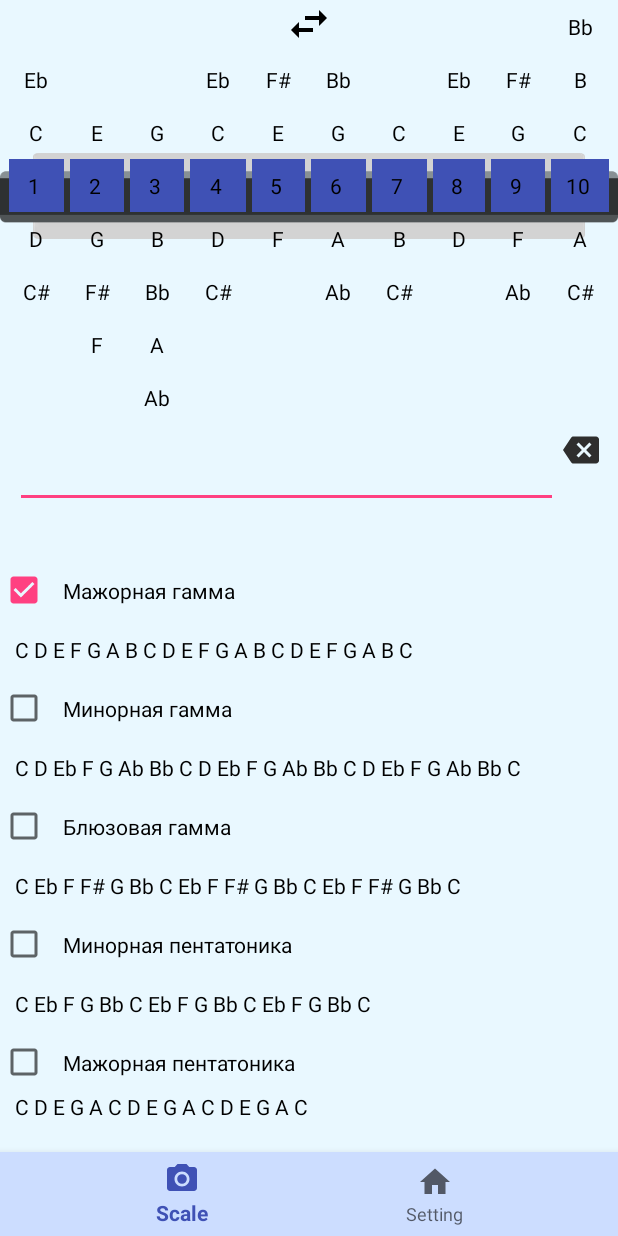
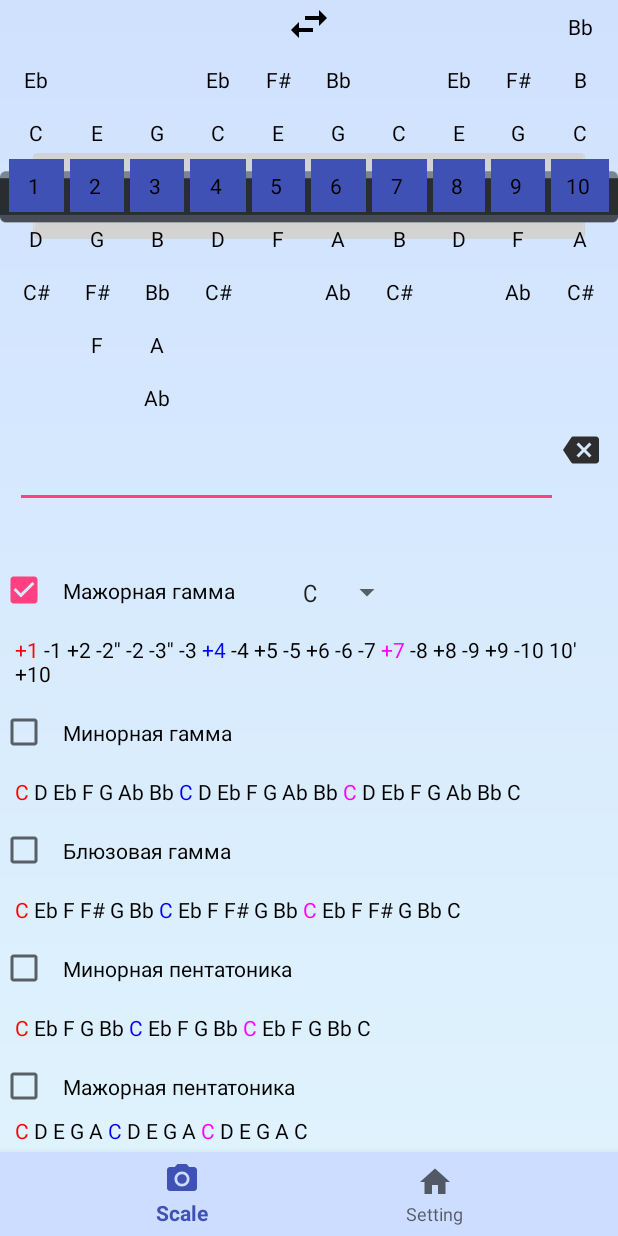
Before and after one commit to AndrianAD/kotlin_test, an Android app: the screen it shows after launch (SecondActivity), after a tap on "Мажорная гамма", on a phone screen of 412 x 824 dp. Run offline under Robolectric (Android 15) with nearby library versions, the phone set to English and light mode, and no system bars; our stand-ins replace navigation-ui; 6 statements that could not run were skipped.

Commit message:
adding scale2

```diff
--- a/app/src/main/java/com/example/kotlin_test/Data/Harp.kt
+++ b/app/src/main/java/com/example/kotlin_test/Data/Harp.kt
@@ -1,11 +1,6 @@
 package com.example.kotlin_test.Data
 
-import android.util.Log
 import android.widget.TextView
-import androidx.lifecycle.Lifecycle
-import androidx.lifecycle.LifecycleObserver
-import androidx.lifecycle.OnLifecycleEvent
-import androidx.lifecycle.ViewModel
 import com.example.kotlin_test.Util
 import com.example.kotlin_test.Util.COUNTRY
 import com.example.kotlin_test.Util.MINOR
@@ -13,7 +8,8 @@ import com.example.kotlin_test.Util.PADDY
 import com.example.kotlin_test.Util.RIHTER
 import java.util.*
 
-class Harp(var stroi: Int = RIHTER, var position: Int = 5) : ViewModel(), LifecycleObserver {
+
+class Harp(var stroi: Int = RIHTER, var position: Int = 5) {
 
     var keyOfHarp: String = ""
     var allnote = arrayListOf<Pair<String, String>>()
@@ -23,28 +19,6 @@ class Harp(var stroi: Int = RIHTER, var position: Int = 5) : ViewModel(), Lifecy
     init {
         allnote = makeAllNotes(stroi, position)
         keyOfHarp = allnote[0].first
-    }
-
-    //LIFECYCLE
-    //------------------------------------
-    @OnLifecycleEvent(Lifecycle.Event.ON_CREATE)
-    fun OnCreateEvent() {
-        Log.i(TAG, "ON_CREATE")
-    }
-
-    @OnLifecycleEvent(Lifecycle.Event.ON_START)
-    fun OnStartEvent() {
-        Log.i(TAG, "ON_START")
-    }
-
-    @OnLifecycleEvent(Lifecycle.Event.ON_STOP)
-    fun OnStopEvent() {
-        Log.i(TAG, "ON_STOP")
-    }
-
-    @OnLifecycleEvent(Lifecycle.Event.ON_PAUSE)
-    fun OnPauseEvent() {
-        Log.i(TAG, "ON_PAUSE")
     }
 
 
@@ -106,7 +80,7 @@ class Harp(var stroi: Int = RIHTER, var position: Int = 5) : ViewModel(), Lifecy
     }
 
 
-    private fun makeMinorNotes(tempList: ArrayList<Pair<String, String>>) : ArrayList<Pair<String, String>>{
+    private fun makeMinorNotes(tempList: ArrayList<Pair<String, String>>): ArrayList<Pair<String, String>> {
         tempList[3] = Pair(tempList[3].first, "+2")
         tempList[4] = Pair(tempList[4].first, "-2'''")
         tempList[8] = Pair(tempList[8].first, "-3''")
@@ -143,10 +117,4 @@ class Harp(var stroi: Int = RIHTER, var position: Int = 5) : ViewModel(), Lifecy
         return temp.split(" ").toMutableList()
     }
 
-    override fun onCleared() {
-        super.onCleared()
-        Log.i(TAG, "onCleared Метод сработал")
-
-    }
-
 }
--- a/app/src/main/java/com/example/kotlin_test/Fragments/ScaleFragment.kt
+++ b/app/src/main/java/com/example/kotlin_test/Fragments/ScaleFragment.kt
@@ -1,44 +1,93 @@
 package com.example.kotlin_test.Fragments
 
-
+import android.graphics.Color
 import android.os.Bundle
+import android.text.Spannable
+import android.text.SpannableStringBuilder
+import android.text.style.ForegroundColorSpan
 import android.view.LayoutInflater
 import android.view.View
 import android.view.ViewGroup
+import android.widget.AdapterView
+import android.widget.ArrayAdapter
 import android.widget.TextView
+import androidx.fragment.app.Fragment
 import com.example.kotlin_test.R
 import com.example.kotlin_test.SecondActivity.Companion.harp1
-import com.example.kotlin_test.SecondActivity.Companion.harp2
 import com.example.kotlin_test.Util
-import kotlinx.android.synthetic.main.fragment_scale.*
+import com.example.kotlin_test.Util.scaleNote
 import kotlinx.android.synthetic.main.fragment_scale.view.*
 
-class ScaleFragment : androidx.fragment.app.Fragment() {
+class ScaleFragment : Fragment() {
+
+    var selectedTonicaINT: Int = 0
+    var selectedTonicaString: String = ""
 
     override fun onCreateView(inflater: LayoutInflater, container: ViewGroup?,
                               savedInstanceState: Bundle?): View? {
-        var view: View = inflater.inflate(R.layout.fragment_scale, container, false)
+        val view: View = inflater.inflate(R.layout.fragment_scale, container, false)
 
 
 
+        makeAllScales(view)
+
+
+        var adapter: ArrayAdapter<*> = ArrayAdapter.createFromResource(activity, R.array.harmonica_key, android.R.layout.simple_spinner_item)
+        adapter.setDropDownViewResource(android.R.layout.simple_spinner_dropdown_item)
+        view.tonica.adapter = adapter
+        view.tonica.onItemSelectedListener = object : AdapterView.OnItemSelectedListener {
+            override fun onItemSelected(parent: AdapterView<*>,
+                                        itemSelected: View, selectedItemPosition: Int, selectedId: Long) {
+
+                val choose = resources.getStringArray(R.array.harmonica_key)
+                selectedTonicaString = choose[selectedItemPosition]
+                if (scaleNote.containsKey(selectedTonicaString));
+                selectedTonicaINT = scaleNote[selectedTonicaString]!!
+                makeAllScales(view)
+            }
+
+            override fun onNothingSelected(parent: AdapterView<*>) {}
+        }
+
+        view.checkBox__major.setOnClickListener {
+            val flag = it.checkBox__major.isChecked
+            makeScale(!flag, Util.majorScale, view.gamma_major)
+        }
+
+        view.checkBox_minor.setOnClickListener {
+            val flag = it.checkBox_minor.isChecked
+            makeScale(!flag, Util.minorScale, view.gamma_minor)
+        }
+
+        view.checkBox_blues.setOnClickListener {
+            val flag = it.checkBox_blues.isChecked
+            makeScale(!flag, Util.bluesScale, view.gamma_blues)
+        }
+
+        view.checkBox_penta_major.setOnClickListener {
+            val flag = it.checkBox_penta_major.isChecked
+            makeScale(!flag, Util.pentamajorScale, view.penta_major)
+        }
+
+        view.checkBox_penta_minor.setOnClickListener {
+            val flag = it.checkBox_penta_minor.isChecked
+            makeScale(!flag, Util.pentaminorScale, view.penta_minor)
+        }
+
+        return view
+    }
+
+    private fun makeAllScales(view: View) {
         makeScale(true, Util.majorScale, view.gamma_major)
         makeScale(true, Util.minorScale, view.gamma_minor)
         makeScale(true, Util.bluesScale, view.gamma_blues)
         makeScale(true, Util.pentaminorScale, view.penta_minor)
         makeScale(true, Util.pentamajorScale, view.penta_major)
-
-
-
-        view.checkBox__major.setOnClickListener {
-
-        }
-
-        return view
     }
 
 
     fun makeScale(isChecked: Boolean, scaleArray: List<Int>, textView: TextView) {
-        val differencePosition = Util.checkDifferencePosition(harp1.position, harp2.position)
+        val differencePosition = Util.checkDifferencePosition(harp1.position, selectedTonicaINT)
         var i = 0
         var j = 0
         var index: Int
@@ -51,11 +100,33 @@ class ScaleFragment : androidx.fragment.app.Fragment() {
             if (j == scaleArray.size) {
                 j = 0
             }
-            result += if (isChecked) nots.first + " " else nots.second + " "
+            var temp = if (isChecked) nots.first + " " else nots.second + " "
+            result += temp
             i += index
+        }
 
-        }
-        textView.text = result
+        nots = harp1.allnote[differencePosition]
+        val firstTonica = if (isChecked) nots.first + " " else nots.second + " "
+        nots = harp1.allnote[differencePosition + 12]
+        val secondTonica = if (isChecked) nots.first + " " else nots.second + " "
+        nots = harp1.allnote[differencePosition + 24]
+        val thirdTonica = if (isChecked) nots.first + " " else nots.second + " "
+        val lenght = firstTonica.length
+        val lenght2 = secondTonica.length
+        val lenght3 = thirdTonica.length
+        val indexTonica = if (isChecked) result.indexOf(firstTonica) else result.indexOf(firstTonica)
+        val indexTonica2 = if (isChecked) result.indexOf(secondTonica, indexTonica + 1) else result.indexOf(secondTonica)
+        val indexTonica3 = if (isChecked) result.indexOf(thirdTonica, indexTonica2 + 1) else result.indexOf(thirdTonica)
+
+        val sb = SpannableStringBuilder(result)
+        sb.setSpan(ForegroundColorSpan(Color.RED), indexTonica, indexTonica + lenght, Spannable.SPAN_INCLUSIVE_INCLUSIVE)
+        val sb2 = SpannableStringBuilder(sb)
+        sb2.setSpan(ForegroundColorSpan(Color.BLUE), indexTonica2, indexTonica2 + lenght2, Spannable.SPAN_INCLUSIVE_INCLUSIVE)
+        val sb3 = SpannableStringBuilder(sb2)
+        sb3.setSpan(ForegroundColorSpan(Color.MAGENTA), indexTonica3, indexTonica3 + lenght3, Spannable.SPAN_INCLUSIVE_INCLUSIVE)
+
+
+        textView.text = sb3
 
     }
 
--- a/app/src/main/java/com/example/kotlin_test/Fragments/SettingFragment.kt
+++ b/app/src/main/java/com/example/kotlin_test/Fragments/SettingFragment.kt
@@ -6,6 +6,7 @@ import android.view.LayoutInflater
 import android.view.View
 import android.view.ViewGroup
 import android.widget.SeekBar
+import androidx.fragment.app.Fragment
 import com.example.kotlin_test.*
 import com.example.kotlin_test.Data.Harp
 import com.example.kotlin_test.SecondActivity.Companion.harp1
@@ -18,7 +19,7 @@ import kotlinx.android.synthetic.main.fragment_setting.view.*
 import org.koin.androidx.viewmodel.ext.android.getSharedViewModel
 
 
-class SettingFragment : androidx.fragment.app.Fragment() {
+class SettingFragment : Fragment() {
 
     lateinit var viewModel: ViewModel
     override fun onCreateView(inflater: LayoutInflater, container: ViewGroup?,
--- a/app/src/main/java/com/example/kotlin_test/MainActivity.kt
+++ b/app/src/main/java/com/example/kotlin_test/MainActivity.kt
@@ -1,12 +1,10 @@
 package com.example.kotlin_test
 
-import android.content.Context
 import android.content.Intent
 import android.os.Bundle
 import android.util.Log
-import android.widget.Toast
 import androidx.appcompat.app.AppCompatActivity
-import com.example.kotlin_test.Data.Harp
+
 
 
 
@@ -22,7 +20,7 @@ class MainActivity : AppCompatActivity() {
         Log.i(TAG, "Main Activity ON_CREATE")
 
         // подписка на Lifecycle
-        lifecycle.addObserver(Harp())
+
 
         startActivity(Intent(this, SecondActivity::class.java))
 
--- a/app/src/main/java/com/example/kotlin_test/Util.kt
+++ b/app/src/main/java/com/example/kotlin_test/Util.kt
@@ -15,7 +15,12 @@ import androidx.appcompat.app.AppCompatActivity
 
 import com.example.kotlin_test.Data.Harp
 import java.security.AccessController
+import java.util.HashMap
 
+
+fun Context.toast(message: String, duration: Int = Toast.LENGTH_LONG) {
+    Toast.makeText(this, message, duration).show()
+}
 
 object Util {
 
@@ -53,9 +58,6 @@ object Util {
         }
     }
 
-    fun Context.toast(message: String, duration: Int = Toast.LENGTH_LONG) {
-        Toast.makeText(this, message, duration).show()
-    }
 
     fun getResult(ourHarp: Harp, selectedHarp: Harp, tabs: String): String {
         if (ourHarp.allnote.isEmpty() || selectedHarp.allnote.isEmpty()) {
@@ -140,6 +142,24 @@ object Util {
     }
 
 
+     val scaleNote = object : HashMap<String, Int>() {
+        init {
+            put("G", 0)
+            put("Ab", 1)
+            put("A", 2)
+            put("Bb", 3)
+            put("B", 4)
+            put("C", 5)
+            put("C#", 6)
+            put("D", 7)
+            put("Eb", 8)
+            put("E", 9)
+            put("F", 10)
+            put("F#", 11)
+        }
+    }
+
+
 }
 
 fun View.makeSelectable() = with(TypedValue()) {
--- /dev/null
+++ b/app/src/main/res/drawable/gradient.xml
@@ -0,0 +1,12 @@
+<?xml version="1.0" encoding="utf-8"?>
+<shape xmlns:android="http://schemas.android.com/apk/res/android"
+    android:shape="rectangle">
+    <gradient
+        android:angle="-45"
+        android:startColor="#D0E1FE"
+        android:endColor="#E0F4FD"
+        android:type="linear">
+    </gradient>
+
+
+</shape>
--- a/app/src/main/res/layout/activity_main.xml
+++ b/app/src/main/res/layout/activity_main.xml
@@ -1,10 +1,8 @@
 <?xml version="1.0" encoding="utf-8"?>
 <androidx.constraintlayout.widget.ConstraintLayout xmlns:android="http://schemas.android.com/apk/res/android"
-    xmlns:app="http://schemas.android.com/apk/res-auto"
     xmlns:tools="http://schemas.android.com/tools"
     android:layout_width="match_parent"
     android:layout_height="match_parent"
     tools:context=".MainActivity"
     tools:layout_editor_absoluteY="25dp">
-
 </androidx.constraintlayout.widget.ConstraintLayout>
--- a/app/src/main/res/layout/activity_second.xml
+++ b/app/src/main/res/layout/activity_second.xml
@@ -4,7 +4,7 @@
     xmlns:grid="http://schemas.android.com/tools"
     android:layout_width="match_parent"
     android:layout_height="match_parent"
-    android:background="@color/Background2">
+    android:background="@drawable/gradient">
 
     <ScrollView
         android:id="@+id/scroll"
--- a/app/src/main/res/layout/activity_setting_harmonica.xml
+++ b/app/src/main/res/layout/activity_setting_harmonica.xml
@@ -1,6 +1,5 @@
 <?xml version="1.0" encoding="utf-8"?>
 <androidx.constraintlayout.widget.ConstraintLayout xmlns:android="http://schemas.android.com/apk/res/android"
-    xmlns:app="http://schemas.android.com/apk/res-auto"
     xmlns:tools="http://schemas.android.com/tools"
     android:layout_width="match_parent"
     android:layout_height="match_parent"
--- a/app/src/main/res/layout/fragment_scale.xml
+++ b/app/src/main/res/layout/fragment_scale.xml
@@ -9,9 +9,20 @@
     tools:context=".Fragments.ScaleFragment">
 
 
+    <Spinner
+        android:id="@+id/tonica"
+        app:layout_constraintEnd_toEndOf="parent"
+        android:layout_width="wrap_content"
+        android:layout_height="wrap_content"
+        android:entries="@array/harmonica_key"
+        android:layout_marginStart="40dp"
+        android:padding="10dp"
+        app:layout_constraintStart_toStartOf="parent"
+        app:layout_constraintTop_toTopOf="@id/checkBox__major" />
+
     <CheckBox
         android:id="@+id/checkBox__major"
-        android:layout_width="match_parent"
+        android:layout_width="wrap_content"
         android:layout_height="wrap_content"
         android:padding="10dp"
         android:text="Мажорная гамма"
```
Also changed, not shown: app/src/main/res/layout/fragment_setting.xml (+16 -12 lines), 2 other files.
